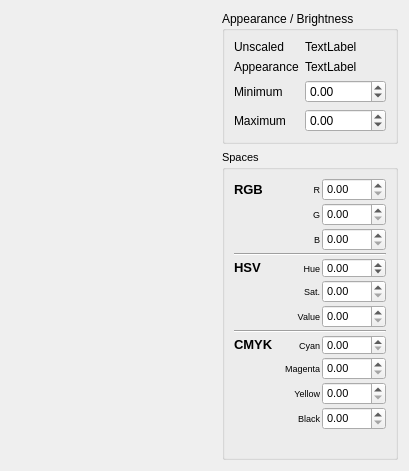
The window that src/qt-frontend/widgets/TristimulusColorPicker/tristimuluscolorpicker.ui (phresnel/picogen) describes before a commit, drawn with Qt 5.
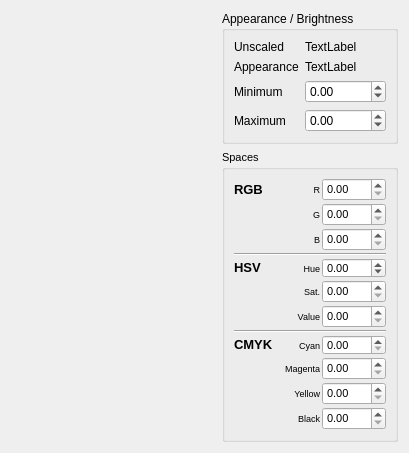
The same window after the commit. Custom widgets are drawn as their Qt base class.

The edit to the form file:
```diff
--- a/src/qt-frontend/widgets/TristimulusColorPicker/tristimuluscolorpicker.ui
+++ b/src/qt-frontend/widgets/TristimulusColorPicker/tristimuluscolorpicker.ui
@@ -7,7 +7,7 @@
     <x>0</x>
     <y>0</y>
     <width>409</width>
-    <height>471</height>
+    <height>419</height>
    </rect>
   </property>
   <property name="windowTitle">
```
